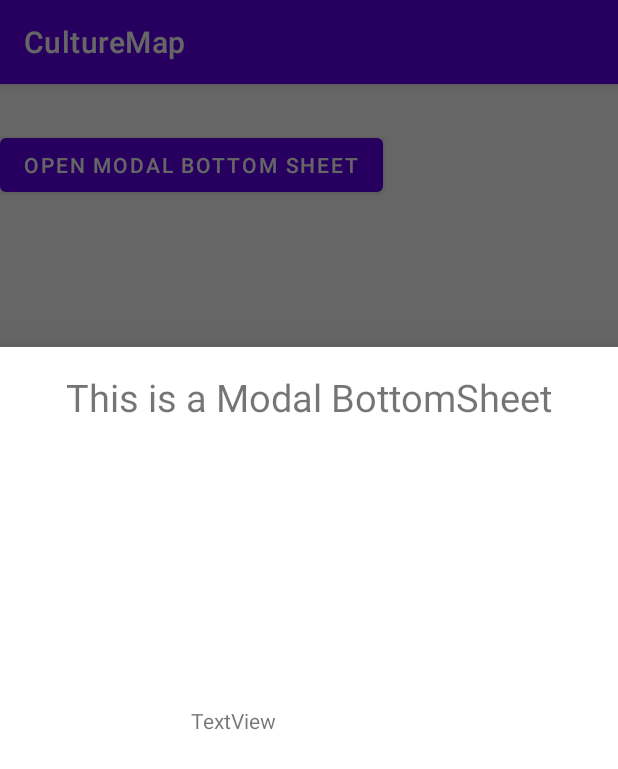
After one commit to AI-Kusu/CultureMap, an Android app: the fragment BottomSheetDialog placed in its activity, on a phone screen of 412 x 824 dp. The commit adds this screen. Shown: the top 769 px of the screen. Run offline under Robolectric (Android 15) with nearby library versions, the phone set to English and light mode, and no system bars.

Commit message:
0.1.1
добавлены
BottomSheetDialog
TapListner

```diff
--- a/app/src/main/AndroidManifest.xml
+++ b/app/src/main/AndroidManifest.xml
@@ -1,6 +1,8 @@
 <?xml version="1.0" encoding="utf-8"?>
 <manifest xmlns:android="http://schemas.android.com/apk/res/android"
     package="com.st17.culturemap">
+
+    <uses-permission android:name="android.permission.INTERNET" />
 
     <application
         android:allowBackup="true"
--- /dev/null
+++ b/app/src/main/java/com/st17/culturemap/BottomSheetDialog.java
@@ -0,0 +1,24 @@
+package com.st17.culturemap;
+
+import android.os.Bundle;
+import android.view.LayoutInflater;
+import android.view.View;
+import android.view.ViewGroup;
+import android.widget.Button;
+import android.widget.Toast;
+
+import androidx.annotation.Nullable;
+import com.google.android.material.bottomsheet.BottomSheetDialogFragment;
+
+public class BottomSheetDialog extends BottomSheetDialogFragment {
+
+    @Override
+    public View onCreateView(LayoutInflater inflater, @Nullable
+            ViewGroup container, @Nullable Bundle savedInstanceState)
+    {
+        View v = inflater.inflate(R.layout.bottom_sheet_layout,
+                container, false);
+
+        return v;
+    }
+}
--- a/app/src/main/java/com/st17/culturemap/MainActivity.java
+++ b/app/src/main/java/com/st17/culturemap/MainActivity.java
@@ -7,6 +7,8 @@ import android.annotation.SuppressLint;
 import android.content.Intent;
 import android.os.Bundle;
 import android.view.MenuItem;
+import android.view.View;
+import android.widget.Button;
 
 import com.google.android.material.bottomnavigation.BottomNavigationView;
 
@@ -19,6 +21,17 @@ public class MainActivity extends AppCompatActivity {
         super.onCreate(savedInstanceState);
         setContentView(R.layout.activity_main);
 
+        Button OpenBottomSheet = findViewById(R.id.open_bottom_sheet);
+
+        OpenBottomSheet.setOnClickListener(
+                new View.OnClickListener() {
+                    @Override
+                    public void onClick(View v)
+                    {
+                        BottomSheetDialog bottomSheetDialog = new BottomSheetDialog();
+                        bottomSheetDialog.show(getSupportFragmentManager(), "ModalBottomSheet");
+                    }
+                });
         //bottom navigation
         bottomNavigationView = findViewById(R.id.bottom_navigator);
         bottomNavigationView.setSelectedItemId(R.id.home);
--- a/app/src/main/java/com/st17/culturemap/PersonActivity.java
+++ b/app/src/main/java/com/st17/culturemap/PersonActivity.java
@@ -30,7 +30,7 @@ public class PersonActivity extends AppCompatActivity {
 
                 switch (item.getItemId()) {
                     case R.id.home:
-                        startActivity(new Intent(getApplicationContext(), PersonActivity.class));
+                        startActivity(new Intent(getApplicationContext(), MainActivity.class));
                         overridePendingTransition(0, 0);
                     case R.id.map:
                         startActivity(new Intent(getApplicationContext(), MapActivity.class));
--- a/app/src/main/res/layout/activity_main.xml
+++ b/app/src/main/res/layout/activity_main.xml
@@ -17,4 +17,11 @@
         app:itemTextColor="@color/black"
         app:menu="@menu/bottom_menu" />
 
+    <Button
+        android:layout_marginTop="30dp"
+        android:id="@+id/open_bottom_sheet"
+        android:layout_width="wrap_content"
+        android:layout_height="wrap_content"
+        android:text="Open Modal Bottom Sheet" />
+
 </RelativeLayout>
--- /dev/null
+++ b/app/src/main/res/layout/bottom_sheet_layout.xml
@@ -0,0 +1,48 @@
+<?xml version="1.0" encoding="utf-8"?>
+<RelativeLayout
+    xmlns:android="http://schemas.android.com/apk/res/android"
+    xmlns:app="http://schemas.android.com/apk/res-auto"
+    xmlns:tools="http://schemas.android.com/tools"
+    android:layout_width="match_parent"
+    android:layout_height="match_parent"
+    android:gravity="center_horizontal"
+    android:orientation="vertical"
+    android:padding="16dp">
+
+    <TextView
+        android:layout_width="wrap_content"
+        android:layout_height="wrap_content"
+        android:text="This is a Modal BottomSheet"
+        android:textSize="25sp"
+        app:layout_constraintEnd_toEndOf="parent"
+        app:layout_constraintStart_toStartOf="parent"
+        app:layout_constraintTop_toTopOf="parent" />
+
+    <TextView
+        android:id="@+id/textView4"
+        android:layout_width="wrap_content"
+        android:layout_height="wrap_content"
+        android:layout_alignParentStart="true"
+        android:layout_alignParentBottom="true"
+        android:layout_marginStart="54dp"
+        android:layout_marginBottom="213dp"
+        android:text="TextView"
+        app:layout_constraintBottom_toBottomOf="parent"
+        app:layout_constraintEnd_toEndOf="parent"
+        app:layout_constraintStart_toStartOf="parent"
+        app:layout_constraintTop_toTopOf="parent" />
+
+    <TextView
+        android:id="@+id/textView5"
+        android:layout_width="wrap_content"
+        android:layout_height="wrap_content"
+        android:layout_alignParentStart="true"
+        android:layout_alignParentTop="true"
+        android:layout_marginStart="83dp"
+        android:layout_marginTop="223dp"
+        android:text="TextView"
+        app:layout_constraintBottom_toBottomOf="parent"
+        app:layout_constraintEnd_toEndOf="parent"
+        app:layout_constraintStart_toStartOf="parent" />
+
+</RelativeLayout>
--- a/app/src/main/res/values/strings.xml
+++ b/app/src/main/res/values/strings.xml
@@ -1,3 +1,5 @@
 <resources>
     <string name="app_name">CultureMap</string>
+    <!-- TODO: Remove or change this placeholder text -->
+    <string name="hello_blank_fragment">Hello blank fragment</string>
 </resources>
```
Also changed, not shown: app/build.gradle (+7 -3 lines), app/src/main/java/com/st17/culturemap/DBConnection/MySQLHelper.java (added, +31 -0 lines), app/src/main/java/com/st17/culturemap/MapActivity.java (+99 -15 lines).
